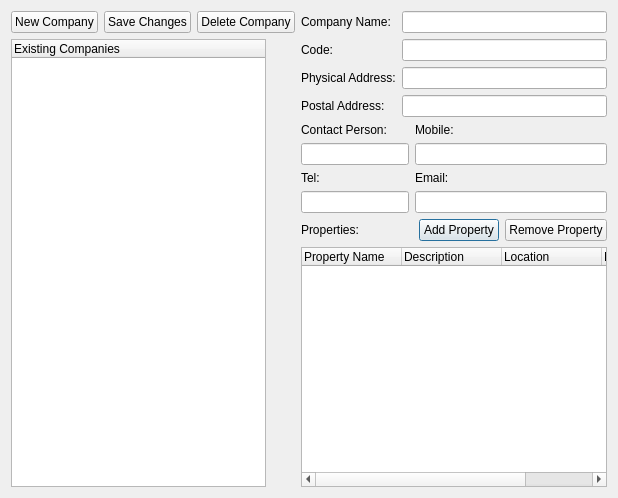
The window that companiesdialog.ui (jayjay-w/rentman) describes before a commit, drawn with Qt 5.
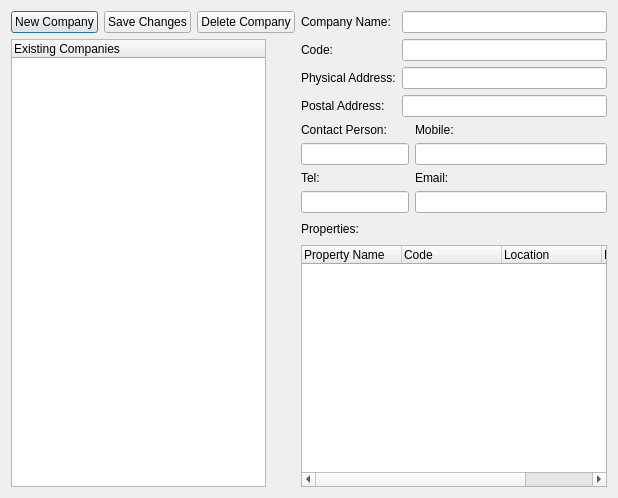
The same window after the commit.

Diff of the .ui file:
```diff
--- a/companiesdialog.ui
+++ b/companiesdialog.ui
@@ -36,20 +36,6 @@
        </property>
       </spacer>
      </item>
-     <item>
-      <widget class="QPushButton" name="cmdAddProperty">
-       <property name="text">
-        <string>Add Property</string>
-       </property>
-      </widget>
-     </item>
-     <item>
-      <widget class="QPushButton" name="cmdRemoveProperty">
-       <property name="text">
-        <string>Remove Property</string>
-       </property>
-      </widget>
-     </item>
     </layout>
    </item>
    <item row="0" column="0" rowspan="3">
@@ -123,7 +109,7 @@
      </column>
      <column>
       <property name="text">
-       <string>Description</string>
+       <string>Code</string>
       </property>
      </column>
      <column>
```
Left out of the diff: 2 changed lines with no effect on the pictures.
